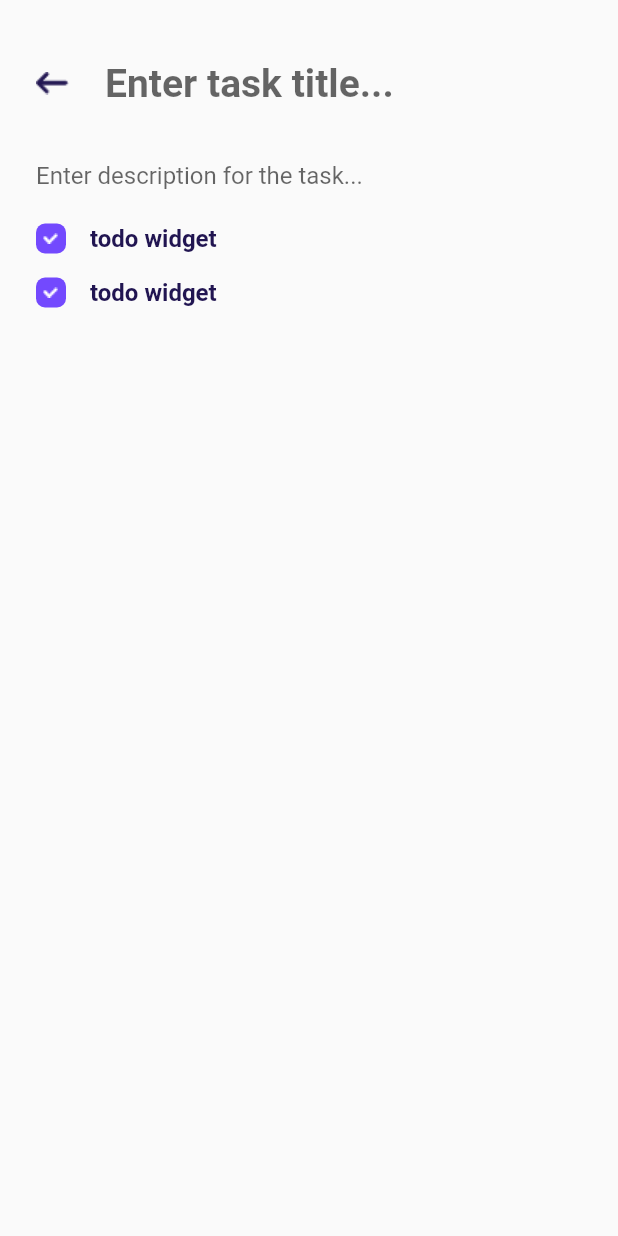
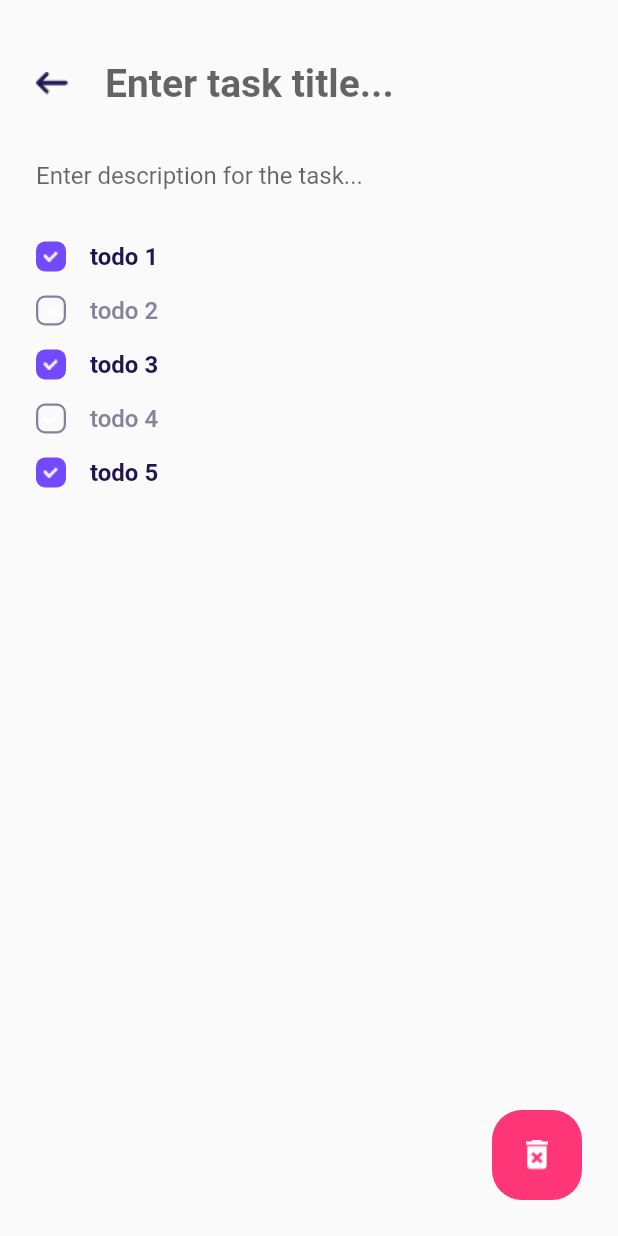
Before and after one commit to mohammadrony/smart-diary, a Flutter app: the TaskDetailsView screen opened by its route, on a phone screen of 412 x 824 dp. Run offline on Flutter 3.47's test engine with Material 2 defaults, Android fonts, the phone set to English and light mode, and no system bars; our stand-ins replace get.

Commit message:
design task page

```diff
--- a/diary_ui/lib/app/modules/task_details/local_widgets/todo_widget.dart
+++ b/diary_ui/lib/app/modules/task_details/local_widgets/todo_widget.dart
@@ -1,7 +1,9 @@
 import 'package:flutter/material.dart';
 
 class TodoWidget extends StatelessWidget {
-  const TodoWidget({Key? key}) : super(key: key);
+  const TodoWidget({Key? key, this.text, this.isDone}) : super(key: key);
+  final String? text;
+  final bool? isDone;
 
   @override
   Widget build(BuildContext context) {
@@ -15,18 +17,24 @@ class TodoWidget extends StatelessWidget {
             margin: EdgeInsets.only(right: 16.0),
             decoration: BoxDecoration(
               borderRadius: BorderRadius.circular(6.0),
-              color: Color(0xFF7349FE),
+              color: isDone == true ? Color(0xFF7349FE) : Colors.transparent,
+              border: isDone == true
+                  ? null
+                  : Border.all(
+                      color: Color(0xFF86829D),
+                      width: 1.5,
+                    ),
             ),
             child: Image(
               image: AssetImage('assets/images/check_icon.png'),
             ),
           ),
           Text(
-            'todo widget',
+            text ?? '(Unnamed todo)',
             style: TextStyle(
-              color: Color(0xFF211551),
+              color: isDone == true ? Color(0xFF211551) : Color(0xFF86829D),
               fontSize: 16.0,
-              fontWeight: FontWeight.bold,
+              fontWeight: isDone == true ? FontWeight.bold : FontWeight.w500,
             ),
           ),
         ],
--- a/diary_ui/lib/app/modules/task_details/views/task_details_view.dart
+++ b/diary_ui/lib/app/modules/task_details/views/task_details_view.dart
@@ -11,7 +11,9 @@ class TaskDetailsView extends GetView<TaskDetailsController> {
     return Scaffold(
       body: SafeArea(
         child: Container(
-          child: Column(
+          child: Stack(
+            children: [
+              Column(
                 crossAxisAlignment: CrossAxisAlignment.start,
                 children: [
                   Padding(
@@ -25,8 +27,8 @@ class TaskDetailsView extends GetView<TaskDetailsController> {
                           child: Padding(
                             padding: const EdgeInsets.all(24.0),
                             child: Image(
-                          image:
-                              AssetImage('assets/images/back_arrow_icon.png'),
+                              image: AssetImage(
+                                  'assets/images/back_arrow_icon.png'),
                             ),
                           ),
                         ),
@@ -46,15 +48,43 @@ class TaskDetailsView extends GetView<TaskDetailsController> {
                       ],
                     ),
                   ),
-              TextField(
+                  Padding(
+                    padding: const EdgeInsets.only(bottom: 12.0),
+                    child: TextField(
                       decoration: InputDecoration(
                         hintText: 'Enter description for the task...',
                         border: InputBorder.none,
                         contentPadding: EdgeInsets.symmetric(horizontal: 24.0),
                       ),
                     ),
-              TodoWidget(),
-              TodoWidget(),
+                  ),
+                  TodoWidget(text: 'todo 1', isDone: true),
+                  TodoWidget(text: 'todo 2', isDone: false),
+                  TodoWidget(text: 'todo 3', isDone: true),
+                  TodoWidget(text: 'todo 4', isDone: false),
+                  TodoWidget(text: 'todo 5', isDone: true),
+                ],
+              ),
+              Positioned(
+                bottom: 24,
+                right: 24,
+                child: GestureDetector(
+                  onTap: () {
+                    // Get.toNamed(Routes.TASK_DETAILS);
+                  },
+                  child: Container(
+                    width: 60,
+                    height: 60,
+                    decoration: BoxDecoration(
+                      color: Color(0xFFFE3577),
+                      borderRadius: BorderRadius.circular(20),
+                    ),
+                    child: Image(
+                      image: AssetImage('assets/images/delete_icon.png'),
+                    ),
+                  ),
+                ),
+              )
             ],
           ),
         ),
```
Also changed, not shown: diary_ui/lib/app/modules/home/views/home_view.dart (+44 -1 lines). Lines whose indentation alone changed are shown as unchanged.
